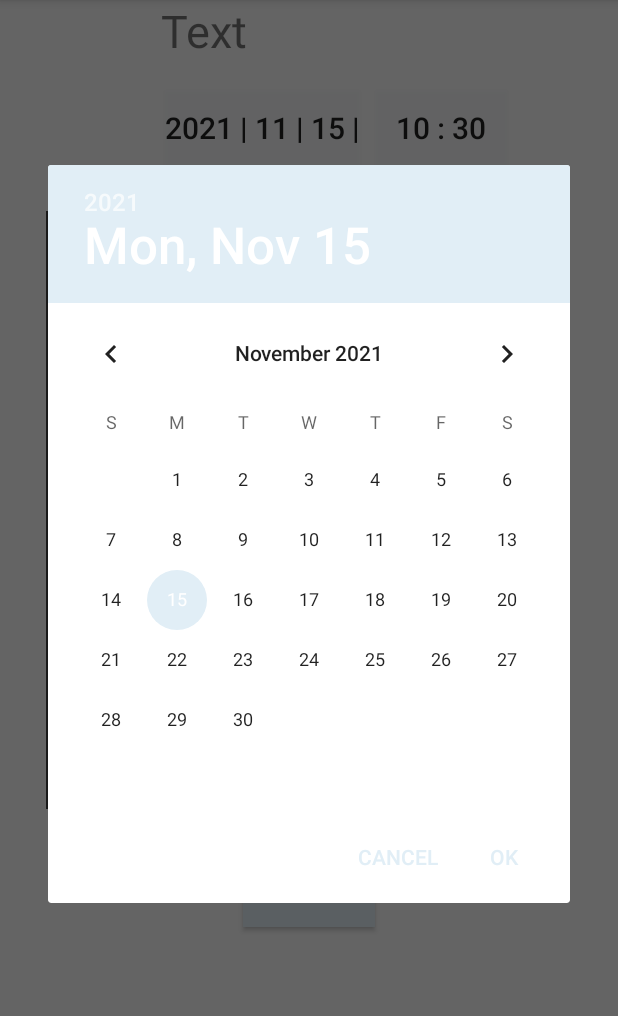
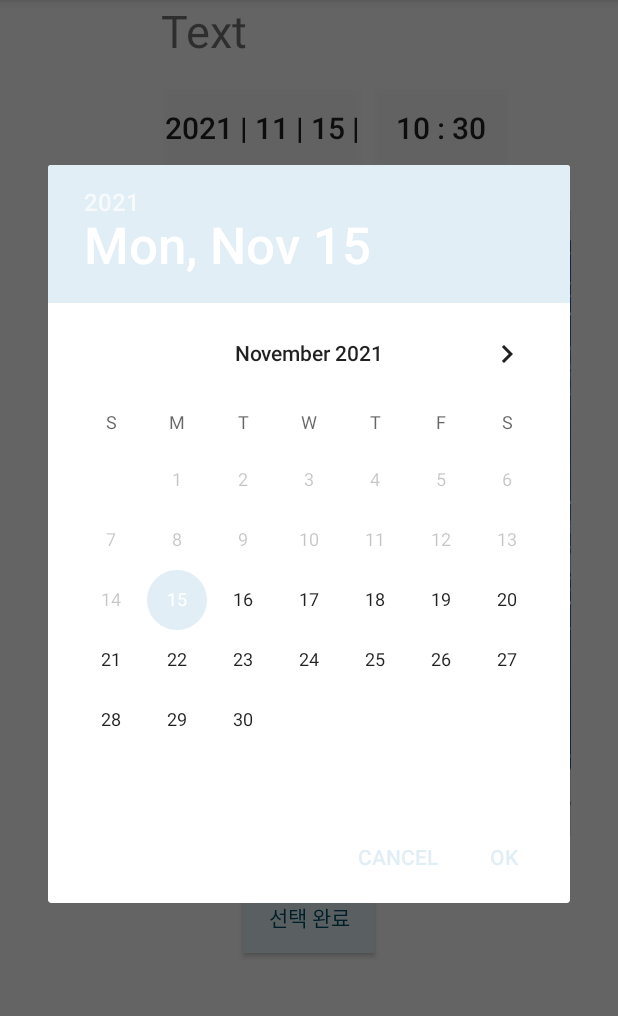
Before and after one commit to deho0701/SV-GNU-project, an Android app: the SitPageActivity screen opened directly, with no data from a screen before it, after a tap on an icon or button, on a phone screen of 412 x 824 dp, the part 84-1100 px from its top. Run offline under Robolectric (Android 15) with nearby library versions, the phone set to English and light mode, and no system bars; 4 statements that could not run were skipped.

Commit message:
달력 선택 제한

```diff
--- a/kwon/SV/SV_Project1/app/build.gradle
+++ b/kwon/SV/SV_Project1/app/build.gradle
@@ -7,7 +7,7 @@ android {
 
     defaultConfig {
         applicationId "com.example.sv_project1"
-        minSdkVersion 21
+        minSdkVersion 26
         targetSdkVersion 29
         multiDexEnabled true
         versionCode 1
--- a/kwon/SV/SV_Project1/app/src/main/java/com/example/sv_project1/SitPageActivity.kt
+++ b/kwon/SV/SV_Project1/app/src/main/java/com/example/sv_project1/SitPageActivity.kt
@@ -17,6 +17,7 @@ import com.example.sv_project1.data.SitSelectData
 import kotlinx.android.synthetic.main.activity_sit_page.*
 import java.io.Serializable
 import java.text.SimpleDateFormat
+
 import java.util.*
 import kotlin.collections.ArrayList
 
@@ -26,6 +27,9 @@ class SitPageActivity : AppCompatActivity() {
         setContentView(R.layout.activity_sit_page)
 
         val data = intent.getSerializableExtra("list data") as ListData
+
+        // 배경설정
+        //iv_blueprint.setImageResource()
 
         val sitView = findViewById<ConstraintLayout>(R.id.sitLayout)
         iv_profile.setImageResource(data.icon)
@@ -53,7 +57,13 @@ class SitPageActivity : AppCompatActivity() {
                 sitData.month = month
                 sitData.day = dayOfMonth
             }
-            DatePickerDialog(this, dateSetListener, cal.get(Calendar.YEAR),cal.get(Calendar.MONTH),cal.get(Calendar.DAY_OF_MONTH)).show()
+            DatePickerDialog(this, dateSetListener,
+                cal.get(Calendar.YEAR),
+                cal.get(Calendar.MONTH),
+                cal.get(Calendar.DAY_OF_MONTH)
+            ).apply {
+                datePicker.minDate = System.currentTimeMillis()
+            }.show()
         }
 
         btn_time.setOnClickListener {
@@ -63,7 +73,12 @@ class SitPageActivity : AppCompatActivity() {
                 sitData.hour = hourOfDay
                 sitData.minute = minute
             }
-            TimePickerDialog(this, timeSetListener, cal.get(Calendar.HOUR_OF_DAY), cal.get(Calendar.MINUTE),true).show()
+            TimePickerDialog(this,
+                timeSetListener,
+                cal.get(Calendar.HOUR_OF_DAY),
+                cal.get(Calendar.MINUTE),
+                true
+            ).show()
         }
 
         //sit button set
@@ -74,13 +89,17 @@ class SitPageActivity : AppCompatActivity() {
         addDataList(btn_data_list, 100f, 100f, 100)
         addDataList(btn_data_list, 200f, 100f, 100)
         addDataList(btn_data_list, 100f, 200f, 100)
+        addDataList(btn_data_list, 1200f, 600f, 100)
         createButtons(sitView, btn_list, btn_data_list, chk_list)
 
 
         completeBtn.setOnClickListener {
-            for (i in 0 until chk_list.size) if (chk_list[i]) selectSits.add(i)
-            sitData.sit = selectSits
-            showAlert(sitData)
+            if (sitData.year != 0 && sitData.hour != 0 ) {
+                for (i in 0 until chk_list.size) if (chk_list[i]) selectSits.add(i)
+                sitData.sit = selectSits
+                showAlert(sitData)
+            }
+
         }
     }
 
--- a/kwon/SV/SV_Project1/app/src/main/res/layout/activity_sit_page.xml
+++ b/kwon/SV/SV_Project1/app/src/main/res/layout/activity_sit_page.xml
@@ -92,14 +92,46 @@
             android:layout_height="wrap_content"
             android:orientation="vertical" >
 
-            <androidx.constraintlayout.widget.ConstraintLayout
-                android:id="@+id/sitLayout"
-                android:layout_width="350dp"
-                android:layout_height="400dp"
-                android:layout_margin="30dp"
-                android:background="@drawable/layout_stroke">
+            <ScrollView
+                android:layout_width="wrap_content"
+                android:layout_height="wrap_content"
+                android:layout_gravity="center">
 
-            </androidx.constraintlayout.widget.ConstraintLayout>
+                <LinearLayout
+                    android:layout_width="350dp"
+                    android:layout_height="400dp"
+                    android:orientation="vertical"
+                    >
+
+                    <HorizontalScrollView
+                        android:layout_width="match_parent"
+                        android:layout_height="match_parent">
+
+                        <LinearLayout
+                            android:layout_width="match_parent"
+                            android:layout_height="match_parent"
+                            android:orientation="vertical">
+
+                            <androidx.constraintlayout.widget.ConstraintLayout
+                                android:id="@+id/sitLayout"
+                                android:layout_width="wrap_content"
+                                android:layout_height="wrap_content"
+                                android:layout_margin="30dp"
+                                android:background="@drawable/layout_stroke">
+
+                                <ImageView
+                                    android:id="@+id/iv_blueprint"
+                                    android:layout_width="wrap_content"
+                                    android:layout_height="wrap_content"
+                                    app:layout_constraintStart_toStartOf="parent"
+                                    app:layout_constraintTop_toTopOf="parent"
+                                    android:src="@drawable/blueprint" />
+                            </androidx.constraintlayout.widget.ConstraintLayout>
+                        </LinearLayout>
+                    </HorizontalScrollView>
+
+                </LinearLayout>
+            </ScrollView>
 
             <Button
                 android:id="@+id/completeBtn"
```
Also changed, not shown: kwon/SV/SV_Project1/app/src/main/java/com/example/sv_project1/CafeListActivity.kt (+0 -11 lines), kwon/SV/SV_Project1/app/src/main/java/com/example/sv_project1/MenuListActivity.kt (deleted, +0 -63 lines), kwon/SV/SV_Project1/app/src/main/java/com/example/sv_project1/adater/CafeRecyclerAdapter.kt (+0 -10 lines), kwon/SV/SV_Project1/app/src/main/java/com/example/sv_project1/adater/MenuRecyclerAdapter.kt (deleted, +0 -44 lines), kwon/SV/SV_Project1/app/src/main/res/layout/activity_menu_list.xml (deleted, +0 -86 lines), kwon/SV/SV_Project1/app/src/main/res/layout/cafe_list.xml (+0 -14 lines), kwon/SV/SV_Project1/app/src/main/res/layout/menu_list.xml (deleted, +0 -50 lines), kwon/SV/SV_Project1/app/src/main/res/drawable-v24/blueprint.jpg (added).
